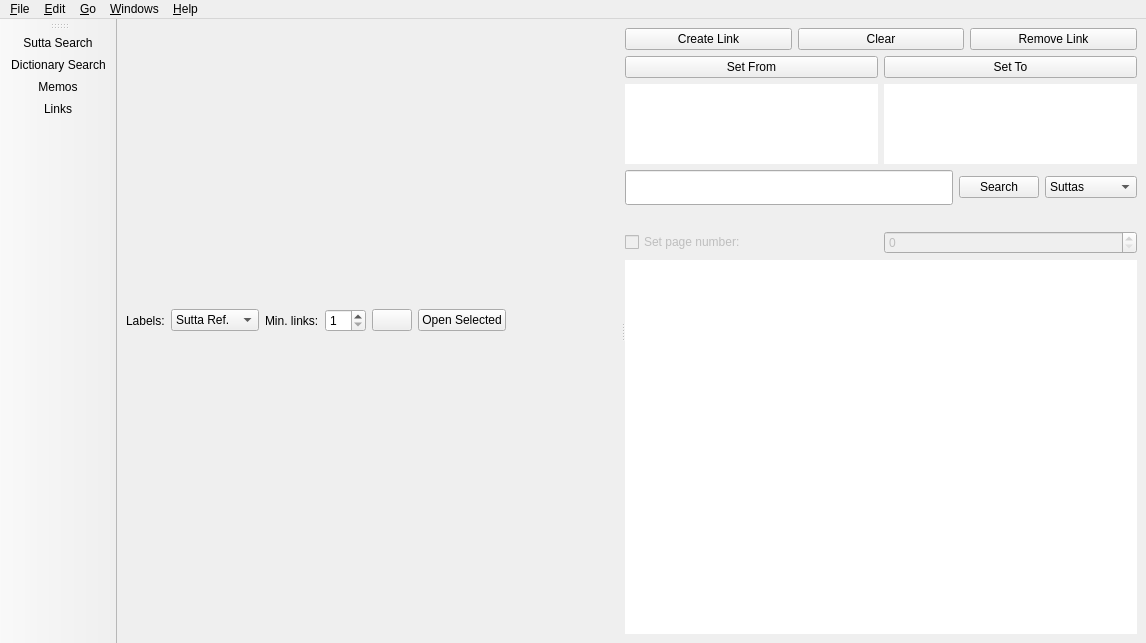
Before: the Qt Designer form simsapa/assets/ui/links_browser_window.ui in simsapa/simsapa, drawn with Qt 5.
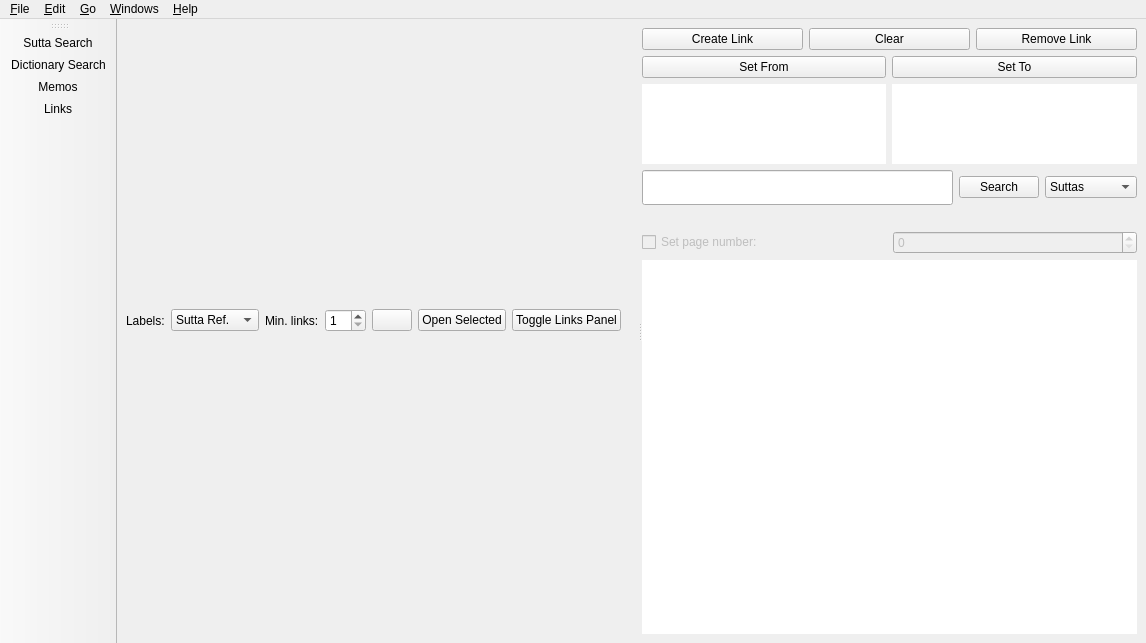
After: the same form once the commit is applied. Icons and pictures are not drawn.

Commit message: toggle links panel

What changed in the file:
```diff
--- a/simsapa/assets/ui/links_browser_window.ui
+++ b/simsapa/assets/ui/links_browser_window.ui
@@ -100,6 +100,17 @@
               </property>
              </widget>
             </item>
+            <item>
+             <widget class="QPushButton" name="toggle_links_panel_button">
+              <property name="text">
+               <string>Toggle Links Panel</string>
+              </property>
+              <property name="icon">
+               <iconset resource="../icons.qrc">
+                <normaloff>:/caret-right</normaloff>:/caret-right</iconset>
+              </property>
+             </widget>
+            </item>
             <item>
              <spacer name="horizontalSpacer_4">
               <property name="orientation">
```
The commit also changes 2 other files.
